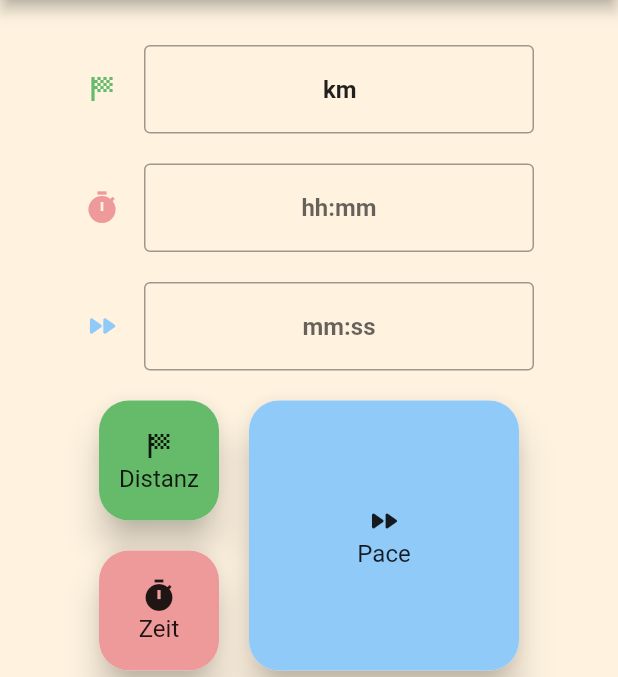
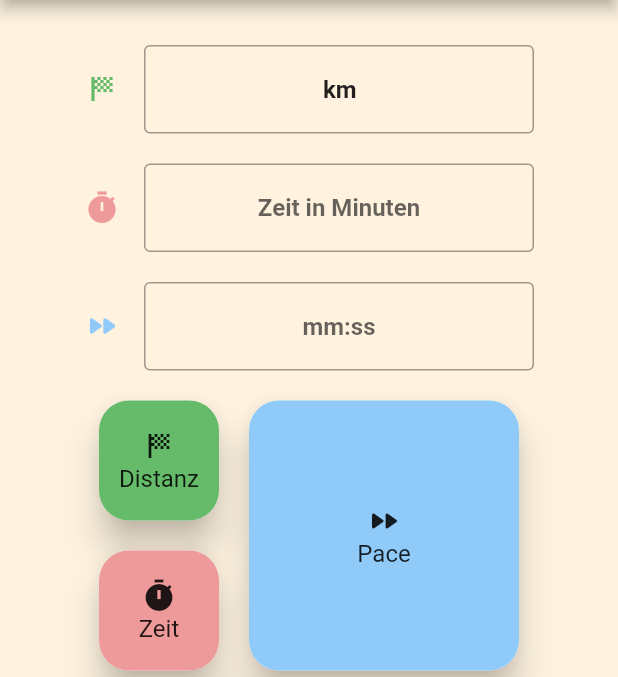
Before and after one commit to sebdombrowsky/publicDev, a Flutter app: the screen it shows after launch, after a tap on "Distanz", on a phone screen of 412 x 824 dp, the part 84-761 px from its top. Run offline on Flutter 3.47's test engine with Material 2 defaults, Android fonts, the phone set to English and light mode, and no system bars.

```diff
--- a/PaceRechner/App/pace_rechner/lib/main.dart
+++ b/PaceRechner/App/pace_rechner/lib/main.dart
@@ -1,6 +1,5 @@
 import 'package:flutter/material.dart';
 import 'package:pace_rechner/pages/pace_rechner_page.dart';
-import 'package:pace_rechner/root.dart';
 
 void main() {
   runApp(const MyApp());
--- /dev/null
+++ b/PaceRechner/App/pace_rechner/lib/models/string_converter.dart
@@ -0,0 +1,31 @@
+import 'package:flutter/foundation.dart';
+
+class StringConverter {
+  double? ConvertStringToDistanzInKm(String _distanz) {
+    if (_distanz.isEmpty) {
+      return null;
+    }
+
+    _distanz = _distanz.replaceAll(',', '.');
+    double? distanzInKm = double.tryParse(_distanz.split(' ')[0]);
+    return distanzInKm;
+  }
+
+  double? ConvertStringToZeitInMinuten(String _zeit) {
+    _zeit = _zeit.replaceAll(',', '.');
+    _zeit = _zeit.replaceAll('.', ':');
+    _zeit = _zeit.split(' ')[0];
+    double? zeitInMinuten = double.tryParse(_zeit.split(' ')[0]);
+    return zeitInMinuten;
+  }
+
+  double? ConvertStringToPaceInMinutenProKm(String _pace) {
+    if (_pace.isEmpty) {
+      return null;
+    }
+    _pace = _pace.replaceAll(',', '.');
+    _pace = _pace.replaceAll(':', '.');
+    double? timePace = double.tryParse(_pace.split(' ')[0]);
+    return timePace;
+  }
+}
--- a/PaceRechner/App/pace_rechner/lib/pages/pace_rechner_page.dart
+++ b/PaceRechner/App/pace_rechner/lib/pages/pace_rechner_page.dart
@@ -1,4 +1,5 @@
 import 'package:flutter/material.dart';
+import 'package:pace_rechner/models/string_converter.dart';
 import 'package:pace_rechner/pages/pace_rechner_widgets/custom_button.dart';
 import 'package:pace_rechner/pages/pace_rechner_widgets/custom_text_field.dart';
 
@@ -10,13 +11,10 @@ class PaceRechnerPage extends StatefulWidget {
 }
 
 class _PaceRechnerPageState extends State<PaceRechnerPage> {
-  String distanz = "";
-  String zeit = "";
-  String pace = "";
+  StringConverter converter = StringConverter();
   TextEditingController distanzController = TextEditingController();
   TextEditingController zeitController = TextEditingController();
   TextEditingController paceController = TextEditingController();
-  FocusNode focusNode = FocusNode();
 
   bool showDistanzen = false;
   bool showZeiten = false;
@@ -50,68 +48,16 @@ class _PaceRechnerPageState extends State<PaceRechnerPage> {
                     controller: distanzController,
                     onTap: () => {},
                   ),
-                  /* if (showDistanzen)
-                    Column(
-                      children: [
-                        Row(
-                          children: [
-                            CustomDistanzButton(
-                                text: "1 Km", controller: distanzController),
-                            CustomDistanzButton(
-                                text: "5 Km", controller: distanzController),
-                            CustomDistanzButton(
-                                text: "10 Km", controller: distanzController),
-                          ],
-                        ),
-                        Row(
-                          children: [
-                            CustomDistanzButton(
-                                text: "15 Km", controller: distanzController),
-                            CustomDistanzButton(
-                                text: "Halbmarathon",
-                                controller: distanzController),
-                            CustomDistanzButton(
-                                text: "Marathon",
-                                controller: distanzController),
-                          ],
-                        )
-                      ],
-                    ), */
                   CustomTextField(
                     icon: Icon(
                       Icons.timer,
                       color: Colors.red[200],
                     ),
-                    hintText: "hh:mm",
+                    hintText: "Zeit in Minuten",
                     textInputType: TextInputType.number,
                     controller: zeitController,
                     onTap: () => {},
                   ),
-                  /* if (showZeiten)
-                    Column(
-                      children: [
-                        Row(
-                          children: [
-                            CustomZeitButton(
-                                text: "1 Minute", controller: zeitController),
-                            CustomZeitButton(
-                                text: "5 Minuten", controller: zeitController),
-                            CustomZeitButton(
-                                text: "30 Minuten", controller: zeitController),
-                          ],
-                        ),
-                        Row(
-                          children: [
-                            CustomZeitButton(
-                                text: "1 Stunde", controller: zeitController),
-                            CustomZeitButton(
-                                text: "2 Stunden", controller: zeitController),
-                            CustomZeitButton(
-                                text: "4 Stunden", controller: zeitController),
-                          ],
-                        )
-                      ],
-                    ), */
                   CustomTextField(
                     icon: Icon(
                       Icons.fast_forward_rounded,
@@ -178,34 +124,8 @@ class _PaceRechnerPageState extends State<PaceRechnerPage> {
   }
 
   void PaceBerechnen(String _distanz, String _zeit) {
-    _distanz = _distanz.replaceAll(',', '.');
-    double? distanzInKm = double.tryParse(_distanz.split(' ')[0]);
-
-    _zeit = _zeit.replaceAll(',', '.');
-    _zeit = _zeit.replaceAll('.', ':');
-    _zeit = _zeit.split(' ')[0];
-
-    double? zeitInMinuten = null;
-
-    if (_zeit.split(':').length > 1) {
-      double? stundenInMinuten = double.tryParse(_zeit.split(':')[0]);
-      double? minutenInMinuten = double.tryParse(_zeit.split(':')[1]);
-
-      if (stundenInMinuten != null && minutenInMinuten != null) {
-        var stunden = double.parse(_zeit.split(':')[0]) * 60;
-        var minuten = double.parse(_zeit.split(':')[1]);
-        zeitInMinuten = stunden + minuten;
-      }
-    }
-    else
-    {
-      double? minutenInStunden = double.tryParse(_zeit.split(':')[0]);
-
-      if (minutenInStunden != null) {
-        var stunden = double.parse(_zeit.split(':')[0]) / 60;
-        zeitInMinuten = stunden;
-      }
-    }
+    double? distanzInKm = converter.ConvertStringToDistanzInKm(_distanz);
+    double? zeitInMinuten = converter.ConvertStringToZeitInMinuten(_zeit);
 
     String paceInKmProMin = "";
 
@@ -221,41 +141,14 @@ class _PaceRechnerPageState extends State<PaceRechnerPage> {
     }
 
     setState(() {
-      paceController.text = "";
       paceController.text = paceInKmProMin.replaceAll('.', ':') + " min/km";
     });
   }
 
   void DistanzBerechnen(String _zeit, String _pace) {
-    _pace = _pace.replaceAll(',', '.');
-    _pace = _pace.replaceAll(':', '.');
+    double? zeitInMinuten = converter.ConvertStringToZeitInMinuten(_zeit);
+    double? timePace = converter.ConvertStringToPaceInMinutenProKm(_pace);
 
-    _zeit = _zeit.replaceAll(',', '.');
-    _zeit = _zeit.replaceAll('.', ':');
-    _zeit = _zeit.split(' ')[0];
-
-    double? zeitInMinuten = null;
-    if (_zeit.split(':').length > 1) {
-      double? stundenInMinuten = double.tryParse(_zeit.split(':')[0]);
-      double? minutenInMinuten = double.tryParse(_zeit.split(':')[1]);
-
-      if (stundenInMinuten != null && minutenInMinuten != null) {
-        var stunden = double.parse(_zeit.split(':')[0]) * 60;
-        var minuten = double.parse(_zeit.split(':')[1]);
-        zeitInMinuten = stunden + minuten;
-      }
-    }
-    else
-    {
-      double? minutenInStunden = double.tryParse(_zeit.split(':')[0]);
-
-      if (minutenInStunden != null) {
-        var stunden = double.parse(_zeit.split(':')[0]) / 60;
-        zeitInMinuten = stunden;
-      }
-    }
-
-    double? timePace = double.tryParse(_pace.split(' ')[0]);
     String distanzInKm = "";
 
     if (zeitInMinuten != null && timePace != null) {
@@ -272,17 +165,14 @@ class _PaceRechnerPageState extends State<PaceRechnerPage> {
     }
 
     setState(() {
-      distanzController.text = "";
       distanzController.text = distanzInKm + " km";
     });
   }
 
   void ZeitBerechnen(String _distanz, String _pace) {
-    _distanz = _distanz.replaceAll(',', '.');
-    _pace = _pace.replaceAll(',', '.');
-    _pace = _pace.replaceAll(',', ':');
-    double? distanzInKm = double.tryParse(_distanz.split(' ')[0]);
-    double? timePace = double.tryParse(_pace.split(' ')[0]);
+    double? distanzInKm = converter.ConvertStringToDistanzInKm(_distanz);
+    double? timePace = converter.ConvertStringToPaceInMinutenProKm(_pace);
+
     String zeitInMinuten = "";
 
     if (distanzInKm != null && timePace != null) {
@@ -298,7 +188,6 @@ class _PaceRechnerPageState extends State<PaceRechnerPage> {
       zeitInMinuten = (distanzInKm * decimalPaceDouble).toStringAsFixed(0);
     }
     setState(() {
-      zeitController.text = "";
       zeitController.text = zeitInMinuten + " min";
     });
   }
--- a/PaceRechner/App/pace_rechner/pubspec.yaml
+++ b/PaceRechner/App/pace_rechner/pubspec.yaml
@@ -45,6 +45,7 @@ dev_dependencies:
   # package. See that file for information about deactivating specific lint
   # rules and activating additional ones.
   flutter_lints: ^1.0.0
+  test: ^1.17.10
 
 # For information on the generic Dart part of this file, see the
 # following page: https://dart.dev/tools/pub/pubspec
```
Also changed, not shown: PaceRechner/App/pace_rechner/pubspec.lock, 3 other files.
